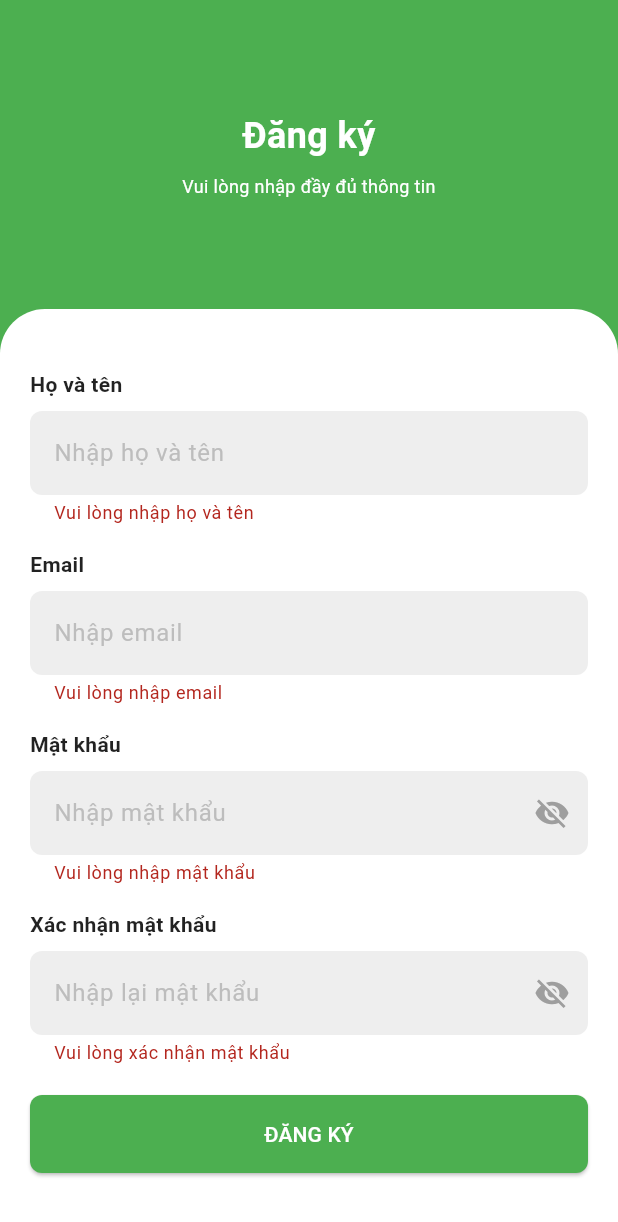
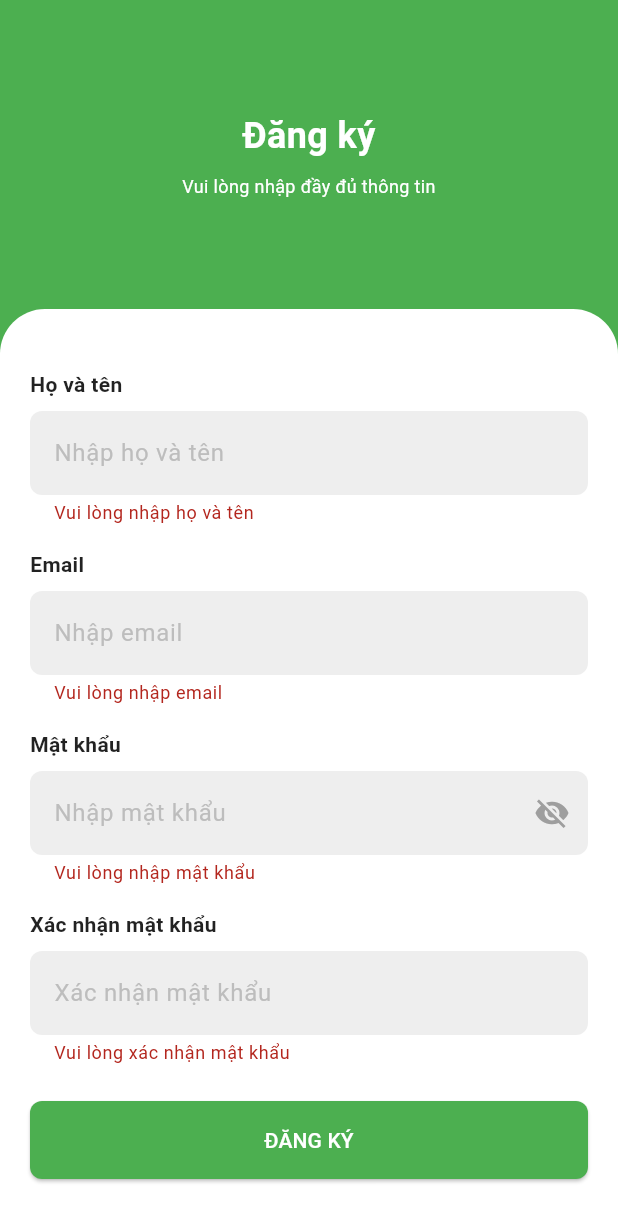
Before and after one commit to gereng03/ewallet, a Flutter app: the SignUpScreen screen opened directly, after a tap on "ĐĂNG KÝ", on a phone screen of 412 x 824 dp. Shown: the top 1222 px of the screen. Run offline on Flutter 3.47's test engine with Material 3 defaults, Android fonts, the phone set to English and light mode, and no system bars; our stand-ins replace cloud_firestore, firebase_auth, firebase_core, firebase_database, google_fonts, google_sign_in and 2 more; missing offline and left inert: mobile_scanner; accounts and stored records are empty; Roboto replaces fonts that are missing (Sen).

Commit message:
Initial commit

```diff
--- a/lib/model/wallet.dart
+++ b/lib/model/wallet.dart
@@ -1,36 +1,31 @@
 class Wallet {
   final String id;
   final String userId;
-  double balance;
-  final DateTime createdAt;
-  DateTime lastUpdated;
+  final double balance;
+  final String lastUpdated;
 
   Wallet({
     required this.id,
     required this.userId,
     this.balance = 0.0,
-    DateTime? createdAt,
-    DateTime? lastUpdated,
-  })  : createdAt = createdAt ?? DateTime.now(),
-        lastUpdated = lastUpdated ?? DateTime.now();
+    required this.lastUpdated,
+  });
+
+  factory Wallet.fromMap(Map<dynamic, dynamic> map) {
+    return Wallet(
+      id: map['id'] as String,
+      userId: map['userId'] as String,
+      balance: (map['balance'] ?? 0.0).toDouble(),
+      lastUpdated: map['lastUpdated'] as String,
+    );
+  }
 
   Map<String, dynamic> toMap() {
     return {
       'id': id,
       'userId': userId,
       'balance': balance,
-      'createdAt': createdAt.millisecondsSinceEpoch,
-      'lastUpdated': lastUpdated.millisecondsSinceEpoch,
+      'lastUpdated': lastUpdated,
     };
   }
-
-  factory Wallet.fromMap(Map<dynamic, dynamic> map) {
-    return Wallet(
-      id: map['id'] ?? '',
-      userId: map['userId'] ?? '',
-      balance: (map['balance'] ?? 0.0).toDouble(),
-      createdAt: DateTime.fromMillisecondsSinceEpoch(map['createdAt'] ?? 0),
-      lastUpdated: DateTime.fromMillisecondsSinceEpoch(map['lastUpdated'] ?? 0),
-    );
-  }
 }
--- a/lib/screen/signup_screen.dart
+++ b/lib/screen/signup_screen.dart
@@ -1,9 +1,11 @@
 import 'package:flutter/material.dart';
 import 'package:google_fonts/google_fonts.dart';
 import 'package:firebase_auth/firebase_auth.dart';
-
+import '../service/wallet_service.dart';
 
 class SignUpScreen extends StatefulWidget {
+  const SignUpScreen({super.key});
+
   @override
   _SignUpScreenState createState() => _SignUpScreenState();
 }
@@ -15,44 +17,82 @@ class _SignUpScreenState extends State<SignUpScreen> {
   final _emailController = TextEditingController();
   final _passwordController = TextEditingController();
   final _confirmPasswordController = TextEditingController();
+  bool _isLoading = false;
+
+  @override
+  void dispose() {
+    _nameController.dispose();
+    _emailController.dispose();
+    _passwordController.dispose();
+    _confirmPasswordController.dispose();
+    super.dispose();
+  }
 
   Future<void> _signUp() async {
     if (_formKey.currentState!.validate()) {
+      setState(() => _isLoading = true);
       try {
+        print('Starting signup process');
+        // Create user account
         UserCredential userCredential = await FirebaseAuth.instance.createUserWithEmailAndPassword(
-          email: _emailController.text,
+          email: _emailController.text.trim(),
           password: _passwordController.text,
         );
 
+        print('User account created successfully');
+
         // Update user profile with name
         await userCredential.user!.updateDisplayName(_nameController.text);
+        print('User profile updated with name');
+
+        // Create wallet for the new user
+        final walletService = WalletService();
+        await walletService.createWallet(userCredential.user!.uid);
+        print('Wallet created successfully');
+
+        if (!mounted) return;
 
         ScaffoldMessenger.of(context).showSnackBar(
           const SnackBar(content: Text('Đăng ký thành công!')),
         );
+
         // Navigate to home screen or login screen
+        Navigator.pushReplacementNamed(context, '/main'); // Replace with your route
+
       } on FirebaseAuthException catch (e) {
+        print('FirebaseAuthException: ${e.code} - ${e.message}');
+        if (!mounted) return;
+
         String errorMessage;
         if (e.code == 'weak-password') {
           errorMessage = 'Mật khẩu quá yếu.';
         } else if (e.code == 'email-already-in-use') {
           errorMessage = 'Email đã được sử dụng.';
         } else {
-          errorMessage = 'Đã xảy ra lỗi. Vui lòng thử lại.';
+          errorMessage = 'Đã xảy ra lỗi: ${e.message}';
         }
+
         ScaffoldMessenger.of(context).showSnackBar(
           SnackBar(content: Text(errorMessage)),
         );
       } catch (e) {
+        print('General error during signup: $e');
+        if (!mounted) return;
+
         ScaffoldMessenger.of(context).showSnackBar(
-          const SnackBar(content: Text('Đã xảy ra lỗi không xác định.')),
+          SnackBar(content: Text('Đã xảy ra lỗi: $e')),
         );
+      } finally {
+        if (mounted) {
+          setState(() => _isLoading = false);
+        }
       }
     }
   }
 
   @override
   Widget build(BuildContext context) {
+    // Rest of the build method remains the same
     return Scaffold(
       backgroundColor: Colors.green,
       body: Column(
@@ -221,24 +261,13 @@ class _SignUpScreenState extends State<SignUpScreen> {
                           controller: _confirmPasswordController,
                           obscureText: _obscureText,
                           decoration: InputDecoration(
-                            hintText: 'Nhập lại mật khẩu',
+                            hintText: 'Xác nhận mật khẩu',
                             hintStyle: TextStyle(color: Colors.grey[400]),
                             filled: true,
                             fillColor: Colors.grey[200],
                             border: OutlineInputBorder(
                               borderRadius: BorderRadius.circular(8),
                               borderSide: BorderSide.none,
-                            ),
-                            suffixIcon: IconButton(
-                              icon: Icon(
-                                _obscureText ? Icons.visibility_off : Icons.visibility,
-                                color: Colors.grey,
-                              ),
-                              onPressed: () {
-                                setState(() {
-                                  _obscureText = !_obscureText;
-                                });
-                              },
                             ),
                           ),
                           validator: (value) {
@@ -251,9 +280,9 @@ class _SignUpScreenState extends State<SignUpScreen> {
                             return null;
                           },
                         ),
-                        const SizedBox(height: 20),
+                        const SizedBox(height: 24),
                         ElevatedButton(
-                          onPressed: _signUp,
+                          onPressed: _isLoading ? null : _signUp,
                           style: ElevatedButton.styleFrom(
                             backgroundColor: Colors.green,
                             padding: const EdgeInsets.symmetric(vertical: 16),
@@ -261,9 +290,10 @@ class _SignUpScreenState extends State<SignUpScreen> {
                               borderRadius: BorderRadius.circular(8),
                             ),
                           ),
-                          child: const Text('ĐĂNG KÝ',
-                              style: TextStyle(color: Colors.white)
-                          ),
+                          child: _isLoading
+                              ? const CircularProgressIndicator(color: Colors.white)
+                              : const Text('ĐĂNG KÝ',
+                              style: TextStyle(color: Colors.white)),
                         ),
                       ],
                     ),
```
Also changed, not shown: lib/provider/wallet_provider.dart (+31 -27 lines), lib/screen/signin_screen.dart (+25 -10 lines), lib/service/wallet_service.dart (+107 -42 lines), lib/firebase_options.dart, 1 other file.
